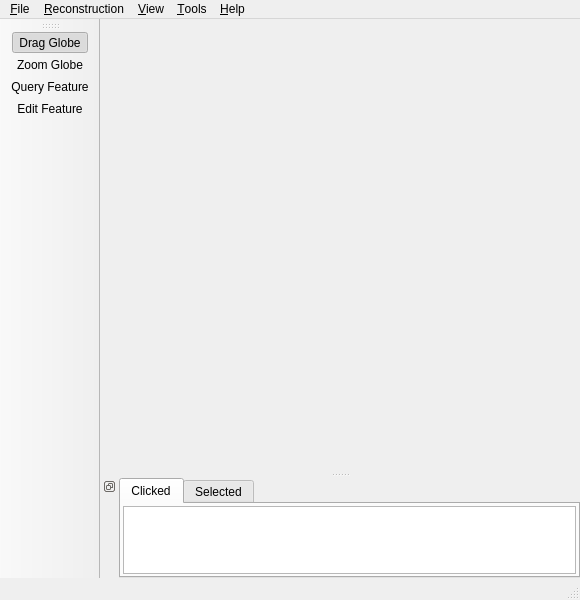
This is src/qt-widgets/ViewportWindowUi.ui in GPlates/GPlates as Qt 5 draws it before an edit. The edited form follows.
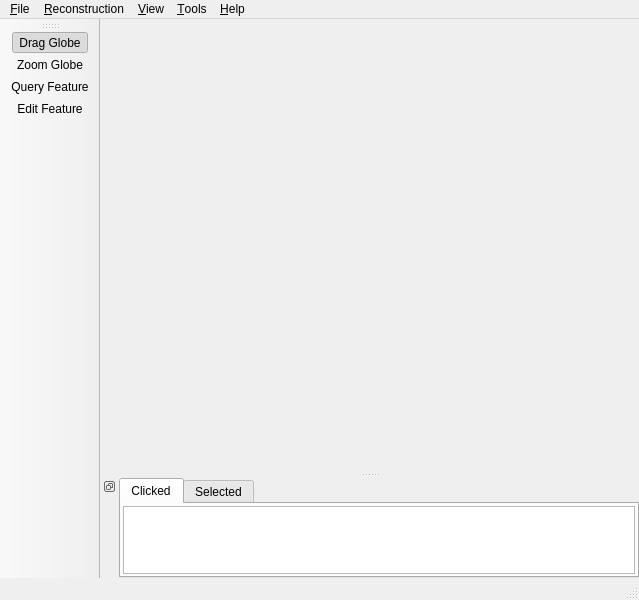
This is the edited form. Icons and pictures are not drawn.

Patch:
```diff
--- a/src/qt-widgets/ViewportWindowUi.ui
+++ b/src/qt-widgets/ViewportWindowUi.ui
@@ -5,7 +5,7 @@
    <rect>
     <x>0</x>
     <y>0</y>
-    <width>580</width>
+    <width>639</width>
     <height>600</height>
    </rect>
   </property>
@@ -27,8 +27,8 @@
     <rect>
      <x>0</x>
      <y>0</y>
-     <width>580</width>
-     <height>25</height>
+     <width>639</width>
+     <height>22</height>
     </rect>
    </property>
    <widget class="QMenu" name="menu_Help" >
```
Left out of the diff: 25 changed lines with no effect on the pictures.
